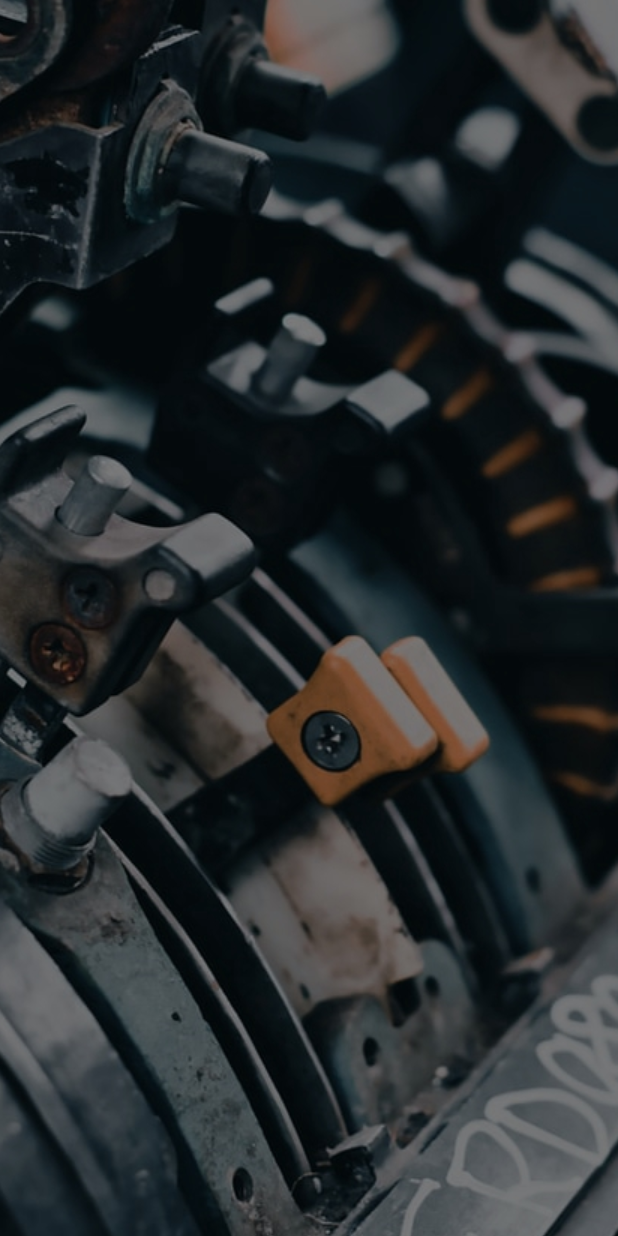
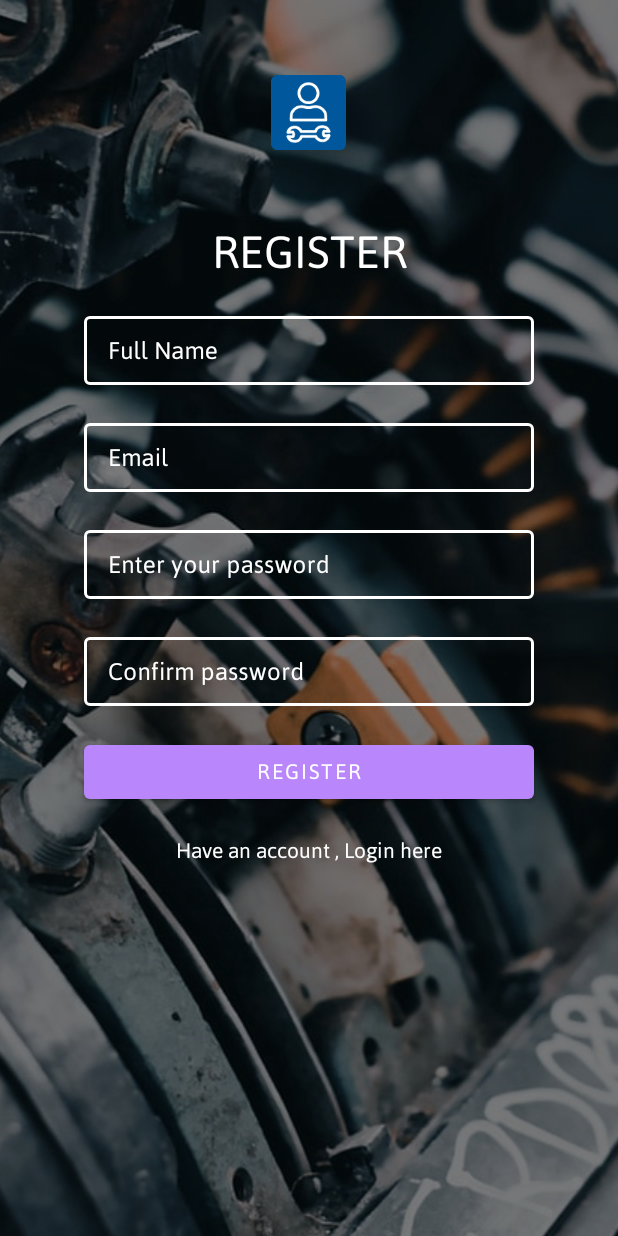
Before and after one commit to SydNS/mobimech, an Android app: the HomeFrag screen opened through its navigation route, on a phone screen of 412 x 824 dp. Run offline under Robolectric (Android 15) with nearby library versions, the phone set to English and light mode, and no system bars.

```diff
--- a/app/src/main/res/layout/fragment_home.xml
+++ b/app/src/main/res/layout/fragment_home.xml
@@ -4,9 +4,137 @@
     android:layout_width="match_parent"
     android:layout_height="match_parent"
     android:visibility="visible"
-    tools:context=".HomeFrag">
+    tools:context=".AuthDestinationFrags.HomeFrag">
 
     <!-- TODO: Update blank fragment layout -->
 
+    <RelativeLayout
+        android:layout_width="match_parent"
+        android:layout_height="match_parent">
+
+        <!--        <ImageView-->
+        <!--            android:layout_width="match_parent"-->
+        <!--            android:layout_height="match_parent"-->
+        <!--            android:alpha="0.8"-->
+        <!--            android:scaleType="centerCrop"-->
+        <!--            android:src="@drawable/bg3"-->
+        <!--            android:contentDescription="@string/this_is_the_background_image" />-->
+
+        <ImageView
+            android:id="@+id/logoimage"
+            android:layout_width="50dp"
+            android:layout_height="50dp"
+            android:layout_centerHorizontal="true"
+            android:layout_marginTop="50dp"
+            android:contentDescription="@string/this_is_the_applogo"
+            android:src="@mipmap/logog_round" />
+
+
+        <TextView
+            android:id="@+id/heading"
+            android:layout_width="match_parent"
+            android:layout_height="wrap_content"
+            android:layout_below="@+id/logoimage"
+            android:layout_centerHorizontal="true"
+            android:layout_marginTop="50dp"
+            android:gravity="center_horizontal"
+            android:text="@string/register"
+            android:textAlignment="center"
+            android:textColor="@color/whiteTextColor"
+            android:textSize="30sp" />
+
+
+        <com.google.android.material.textfield.TextInputLayout
+            android:id="@+id/usenname"
+            style="@style/LoginTextInputLayoutStyle"
+            android:layout_width="300dp"
+            android:layout_height="wrap_content"
+            android:layout_below="@+id/heading"
+            android:layout_centerHorizontal="true"
+            android:layout_marginTop="20dp">
+
+            <com.google.android.material.textfield.TextInputEditText
+                android:layout_width="match_parent"
+                android:layout_height="wrap_content"
+                android:hint="@string/username"
+                android:textColorHint="@color/whiteTextColor" />
+        </com.google.android.material.textfield.TextInputLayout>
+
+        <com.google.android.material.textfield.TextInputLayout
+            android:id="@+id/emaillogin"
+            style="@style/LoginTextInputLayoutStyle"
+            android:layout_width="300dp"
+            android:layout_height="wrap_content"
+            android:layout_below="@+id/usenname"
+            android:layout_centerHorizontal="true"
+            android:layout_marginTop="20dp">
+
+            <com.google.android.material.textfield.TextInputEditText
+                android:layout_width="match_parent"
+                android:layout_height="wrap_content"
+                android:hint="@string/login_email_hint"
+                android:textColorHint="@color/whiteTextColor" />
+        </com.google.android.material.textfield.TextInputLayout>
+
+
+        <com.google.android.material.textfield.TextInputLayout
+            android:id="@+id/passlogin"
+            style="@style/LoginTextInputLayoutStyle"
+            android:layout_width="300dp"
+            android:layout_height="wrap_content"
+            android:layout_below="@+id/emaillogin"
+            android:layout_centerHorizontal="true"
+            android:layout_marginTop="20dp">
+
+            <com.google.android.material.textfield.TextInputEditText
+                android:layout_width="match_parent"
+                android:layout_height="wrap_content"
+                android:hint="@string/enter_your_password"
+                android:inputType="textPassword"
+                android:textColorHint="@color/whiteTextColor" />
+        </com.google.android.material.textfield.TextInputLayout>
+
+
+        <com.google.android.material.textfield.TextInputLayout
+            android:id="@+id/passlogin2"
+            style="@style/LoginTextInputLayoutStyle"
+            android:layout_width="300dp"
+            android:layout_height="wrap_content"
+            android:layout_below="@+id/passlogin"
+            android:layout_centerHorizontal="true"
+            android:layout_marginTop="20dp">
+
+            <com.google.android.material.textfield.TextInputEditText
+                android:layout_width="match_parent"
+                android:layout_height="wrap_content"
+                android:hint="@string/confirm_password"
+                android:inputType="textPassword"
+                android:textColorHint="@color/whiteTextColor" />
+        </com.google.android.material.textfield.TextInputLayout>
+
+
+        <Button
+            android:id="@+id/registerbtn"
+            android:layout_width="300dp"
+            android:layout_height="wrap_content"
+            android:layout_below="@+id/passlogin2"
+            android:layout_centerHorizontal="true"
+            android:layout_marginTop="20dp"
+            android:text="@string/register"
+            android:textColor="@color/whiteTextColor" />
+
+        <TextView
+            android:id="@+id/loginlink"
+            android:layout_width="wrap_content"
+            android:layout_height="wrap_content"
+            android:layout_below="@+id/registerbtn"
+            android:layout_centerHorizontal="true"
+            android:layout_marginTop="20dp"
+            android:text="@string/have_an_account_login_here"
+            android:textColor="@color/whiteTextColor" />
+
+
+    </RelativeLayout>
+
 
 </FrameLayout>
```
